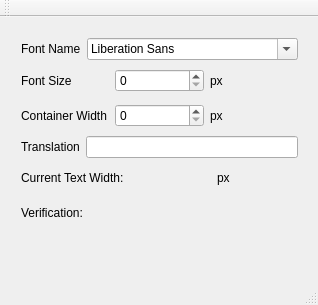
Above: TranslationVerification/mainwindow.ui from pennyfea/TranslationVerification before the change. Below: the same form after it.
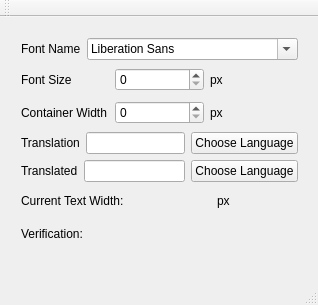
That is the form after the change.

Commit message: Added translation feature

```diff
--- a/TranslationVerification/mainwindow.ui
+++ b/TranslationVerification/mainwindow.ui
@@ -20,7 +20,7 @@
       <x>10</x>
       <y>10</y>
       <width>299</width>
-      <height>211</height>
+      <height>231</height>
      </rect>
     </property>
     <layout class="QVBoxLayout" name="verticalLayout">
@@ -97,6 +97,34 @@
        </item>
        <item>
         <widget class="QLineEdit" name="translationLineEdit"/>
+       </item>
+       <item>
+        <widget class="QPushButton" name="translationPushButton">
+         <property name="text">
+          <string>Choose Language</string>
+         </property>
+        </widget>
+       </item>
+      </layout>
+     </item>
+     <item>
+      <layout class="QHBoxLayout" name="horizontalLayout_9">
+       <item>
+        <widget class="QLabel" name="label_9">
+         <property name="text">
+          <string>Translated</string>
+         </property>
+        </widget>
+       </item>
+       <item>
+        <widget class="QLineEdit" name="translatedLineEdit"/>
+       </item>
+       <item>
+        <widget class="QPushButton" name="translatedPushButton">
+         <property name="text">
+          <string>Choose Language</string>
+         </property>
+        </widget>
        </item>
       </layout>
      </item>
```
The commit also changes 9 other files.
